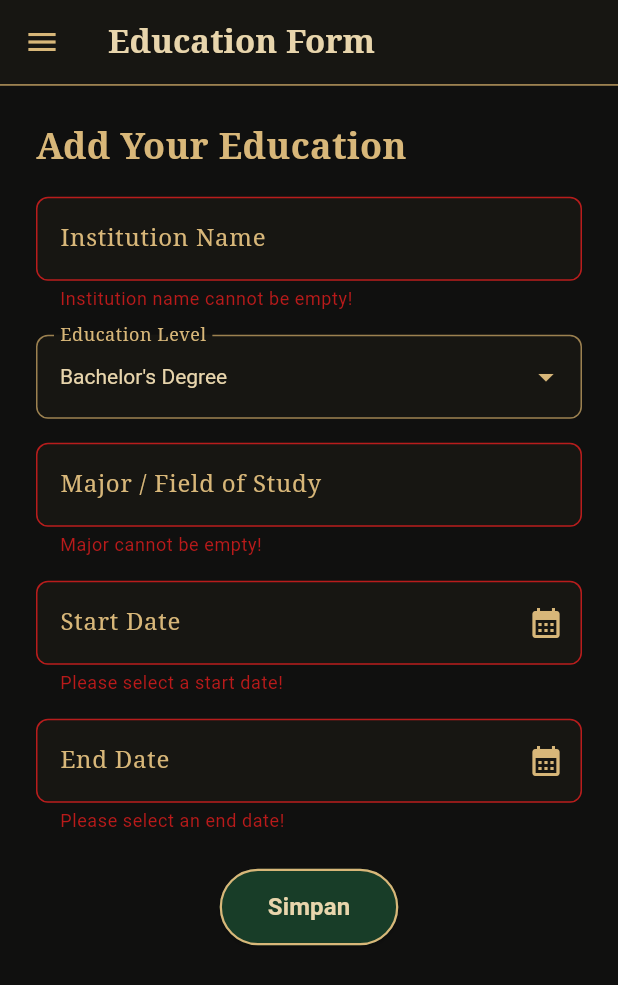
After one commit to droskiee/myportofolio_mobile, a Flutter app: the EducationFormPage screen opened directly, after a tap on "Simpan", on a phone screen of 412 x 824 dp. The commit adds this screen. Shown: the top 985 px of the screen. Run offline on Flutter 3.47's test engine with Material 3 defaults, Android fonts, the phone set to English and light mode, and no system bars.

Commit message:
feat : add education form page

```diff
--- /dev/null
+++ b/lib/screens/education_form.dart
@@ -0,0 +1,499 @@
+
+import 'package:flutter/material.dart';
+import 'package:myportofolio_mobile/widgets/left_drawer.dart';
+
+class EducationFormPage extends StatefulWidget {
+  const EducationFormPage({super.key});
+
+  @override
+  State<EducationFormPage> createState() => _EducationFormPageState();
+}
+
+class _EducationFormPageState extends State<EducationFormPage> {
+  final _formKey = GlobalKey<FormState>();
+
+  final TextEditingController _institutionController =
+      TextEditingController();
+  final TextEditingController _majorController =
+      TextEditingController();
+  final TextEditingController _startDateController =
+      TextEditingController();
+  final TextEditingController _endDateController =
+      TextEditingController();
+
+  String? _educationLevel = "Bachelor's Degree";
+
+  DateTime? _startDate;
+  DateTime? _endDate;
+
+  final List<String> _educationLevels = [
+    "High School",
+    "Diploma",
+    "Bachelor's Degree",
+    "Master's Degree",
+    "Doctoral Degree",
+    "Other",
+  ];
+
+  // Format tanggal menjadi dd/mm/yyyy
+  String _formatDate(DateTime date) {
+    String day = date.day.toString().padLeft(2, '0');
+    String month = date.month.toString().padLeft(2, '0');
+
+    return "$day/$month/${date.year}";
+  }
+
+  // Menampilkan date picker
+  Future<void> _selectDate(
+    BuildContext context, {
+    required bool isStartDate,
+  }) async {
+    final DateTime minimumDate = isStartDate
+        ? DateTime(1950)
+        : _startDate ?? DateTime(1950);
+
+    final DateTime initialDate = isStartDate
+        ? _startDate ?? DateTime.now()
+        : _endDate ?? _startDate ?? DateTime.now();
+
+    final DateTime? pickedDate = await showDatePicker(
+      context: context,
+      initialDate: initialDate,
+      firstDate: minimumDate,
+      lastDate: DateTime(2100),
+      builder: (context, child) {
+        return Theme(
+          data: Theme.of(context).copyWith(
+            colorScheme: const ColorScheme.dark(
+              primary: Color(0xFFD8B779),
+              onPrimary: Color(0xFF10100F),
+              surface: Color(0xFF1C1B18),
+              onSurface: Color(0xFFE8D5AC),
+            ),
+          ),
+          child: child!,
+        );
+      },
+    );
+
+    if (pickedDate != null && mounted) {
+      setState(() {
+        if (isStartDate) {
+          _startDate = pickedDate;
+          _startDateController.text = _formatDate(pickedDate);
+
+          // Reset End Date if it becomes invalid
+          if (_endDate != null && _endDate!.isBefore(pickedDate)) {
+            _endDate = null;
+            _endDateController.clear();
+          }
+        } else {
+          _endDate = pickedDate;
+          _endDateController.text = _formatDate(pickedDate);
+        }
+      });
+    }
+  }
+
+  // Styling input
+  InputDecoration _buildInputDecoration({
+    required String labelText,
+    String? hintText,
+    Widget? suffixIcon,
+  }) {
+    return InputDecoration(
+      labelText: labelText,
+      hintText: hintText,
+      suffixIcon: suffixIcon,
+      hintStyle: TextStyle(
+        color: const Color(0xFFE8D5AC).withValues(alpha: 0.45),
+      ),
+      labelStyle: const TextStyle(
+        color: Color(0xFFD8B779),
+        fontFamily: 'serif',
+      ),
+      filled: true,
+      fillColor: const Color(0xFF171612),
+      enabledBorder: OutlineInputBorder(
+        borderRadius: BorderRadius.circular(8),
+        borderSide: const BorderSide(
+          color: Color(0xFF9C8150),
+        ),
+      ),
+      focusedBorder: OutlineInputBorder(
+        borderRadius: BorderRadius.circular(8),
+        borderSide: const BorderSide(
+          color: Color(0xFFD8B779),
+          width: 2,
+        ),
+      ),
+      errorBorder: OutlineInputBorder(
+        borderRadius: BorderRadius.circular(8),
+        borderSide: const BorderSide(
+          color: Color(0xFFB91C1C),
+        ),
+      ),
+      focusedErrorBorder: OutlineInputBorder(
+        borderRadius: BorderRadius.circular(8),
+        borderSide: const BorderSide(
+          color: Color(0xFFEF4444),
+          width: 2,
+        ),
+      ),
+      border: OutlineInputBorder(
+        borderRadius: BorderRadius.circular(8),
+      ),
+    );
+  }
+
+  // Menampilkan satu item data di dalam dialog
+  Widget _buildDialogItem(String label, String value) {
+    return Padding(
+      padding: const EdgeInsets.symmetric(vertical: 8),
+      child: Column(
+        crossAxisAlignment: CrossAxisAlignment.start,
+        children: [
+          Text(
+            label,
+            style: const TextStyle(
+              color: Color(0xFFD8B779),
+              fontWeight: FontWeight.bold,
+              fontFamily: 'serif',
+            ),
+          ),
+          const SizedBox(height: 4),
+          Text(
+            value,
+            style: const TextStyle(
+              color: Color(0xFFE8D5AC),
+              fontSize: 14,
+            ),
+          ),
+        ],
+      ),
+    );
+  }
+
+  // Menampilkan confirmation dialog
+  void _showConfirmationDialog() {
+    showDialog<void>(
+      context: context,
+      builder: (BuildContext dialogContext) {
+        return AlertDialog(
+          backgroundColor: const Color(0xFF1C1B18),
+          shape: RoundedRectangleBorder(
+            borderRadius: BorderRadius.circular(12),
+            side: const BorderSide(
+              color: Color(0xFF9C8150),
+            ),
+          ),
+          title: const Text(
+            'Education Saved!',
+            style: TextStyle(
+              color: Color(0xFFD8B779),
+              fontFamily: 'serif',
+              fontWeight: FontWeight.bold,
+            ),
+          ),
+          content: SingleChildScrollView(
+            child: Column(
+              crossAxisAlignment: CrossAxisAlignment.start,
+              mainAxisSize: MainAxisSize.min,
+              children: [
+                _buildDialogItem(
+                  'Institution Name',
+                  _institutionController.text.trim(),
+                ),
+                _buildDialogItem(
+                  'Education Level',
+                  _educationLevel ?? '-',
+                ),
+                _buildDialogItem(
+                  'Major / Field of Study',
+                  _majorController.text.trim(),
+                ),
+                _buildDialogItem(
+                  'Start Date',
+                  _startDateController.text,
+                ),
+                _buildDialogItem(
+                  'End Date',
+                  _endDateController.text,
+                ),
+              ],
+            ),
+          ),
+          actions: [
+            TextButton(
+              onPressed: () {
+                Navigator.pop(dialogContext);
+              },
+              child: const Text(
+                'OK',
+                style: TextStyle(
+                  color: Color(0xFFD8B779),
+                  fontWeight: FontWeight.bold,
+                ),
+              ),
+            ),
+          ],
+        );
+      },
+    );
+  }
+
+  @override
+  void dispose() {
+    _institutionController.dispose();
+    _majorController.dispose();
+    _startDateController.dispose();
+    _endDateController.dispose();
+    super.dispose();
+  }
+
+  @override
+  Widget build(BuildContext context) {
+    return Scaffold(
+      backgroundColor: const Color(0xFF10100F),
+      appBar: AppBar(
+        title: const Text(
+          'Education Form',
+          style: TextStyle(
+            fontFamily: 'serif',
+            fontWeight: FontWeight.bold,
+            color: Color(0xFFE8D5AC),
+          ),
+        ),
+        backgroundColor: const Color(0xFF171612),
+        foregroundColor: const Color(0xFFD8B779),
+        bottom: PreferredSize(
+          preferredSize: const Size.fromHeight(1.2),
+          child: Container(
+            color: const Color(0xFF9C8150),
+            height: 1.2,
+          ),
+        ),
+      ),
+      drawer: const LeftDrawer(),
+      body: Form(
+        key: _formKey,
+        child: SafeArea(
+          child: SingleChildScrollView(
+            padding: const EdgeInsets.all(16),
+            child: Center(
+              child: ConstrainedBox(
+                constraints: const BoxConstraints(
+                  maxWidth: 800,
+                ),
+                child: Column(
+                  crossAxisAlignment: CrossAxisAlignment.start,
+                  children: [
+                    const Padding(
+                      padding: EdgeInsets.all(8),
+                      child: Text(
+                        'Add Your Education',
+                        style: TextStyle(
+                          color: Color(0xFFD8B779),
+                          fontSize: 24,
+                          fontWeight: FontWeight.bold,
+                          fontFamily: 'serif',
+                        ),
+                      ),
+                    ),
+
+                    // Institution Name
+                    Padding(
+                      padding: const EdgeInsets.all(8),
+                      child: TextFormField(
+                        controller: _institutionController,
+                        style: const TextStyle(
+                          color: Color(0xFFE8D5AC),
+                        ),
+                        decoration: _buildInputDecoration(
+                          labelText: 'Institution Name',
+                          hintText: 'Example: University of Indonesia',
+                        ),
+                        validator: (value) {
+                          if (value == null || value.trim().isEmpty) {
+                            return 'Institution name cannot be empty!';
+                          }
+                          return null;
+                        },
+                      ),
+                    ),
+
+                    // Education Level
+                    Padding(
+                      padding: const EdgeInsets.all(8),
+                      child: DropdownButtonFormField<String>(
+                        initialValue: _educationLevel,
+                        dropdownColor: const Color(0xFF1C1B18),
+                        style: const TextStyle(
+                          color: Color(0xFFE8D5AC),
+                        ),
+                        iconEnabledColor: const Color(0xFFD8B779),
+                        decoration: _buildInputDecoration(
+                          labelText: 'Education Level',
+                        ),
+                        items: _educationLevels.map((level) {
+                          return DropdownMenuItem<String>(
+                            value: level,
+                            child: Text(level),
+                          );
+                        }).toList(),
+                        onChanged: (value) {
+                          setState(() {
+                            _educationLevel = value;
+                          });
+                        },
+                        validator: (value) {
+                          if (value == null || value.isEmpty) {
+                            return 'Please select your education level!';
+                          }
+                          return null;
+                        },
+                      ),
+                    ),
+
+                    // Major / Field of Study
+                    Padding(
+                      padding: const EdgeInsets.all(8),
+                      child: TextFormField(
+                        controller: _majorController,
+                        style: const TextStyle(
+                          color: Color(0xFFE8D5AC),
+                        ),
+                        decoration: _buildInputDecoration(
+                          labelText: 'Major / Field of Study',
+                          hintText: 'Example: Computer Science',
+                        ),
+                        validator: (value) {
+                          if (value == null || value.trim().isEmpty) {
+                            return 'Major cannot be empty!';
+                          }
+                          return null;
+                        },
+                      ),
+                    ),
+
+                    // Start Date
+                    Padding(
+                      padding: const EdgeInsets.all(8),
+                      child: TextFormField(
+                        controller: _startDateController,
+                        readOnly: true,
+                        style: const TextStyle(
+                          color: Color(0xFFE8D5AC),
+                        ),
+                        decoration: _buildInputDecoration(
+                          labelText: 'Start Date',
+                          hintText: 'Select start date',
+                          suffixIcon: const Icon(
+                            Icons.calendar_month,
+                            color: Color(0xFFD8B779),
+                          ),
+                        ),
+                        onTap: () {
+                          _selectDate(
+                            context,
+                            isStartDate: true,
+                          );
+                        },
+                        validator: (value) {
+                          if (_startDate == null) {
+                            return 'Please select a start date!';
+                          }
+                          return null;
+                        },
+                      ),
+                    ),
+
+                    // End Date
+                    Padding(
+                      padding: const EdgeInsets.all(8),
+                      child: TextFormField(
+                        controller: _endDateController,
+                        readOnly: true,
+                        style: const TextStyle(
+                          color: Color(0xFFE8D5AC),
+                        ),
+                        decoration: _buildInputDecoration(
+                          labelText: 'End Date',
+                          hintText: 'Select end date',
+                          suffixIcon: const Icon(
+                            Icons.calendar_month,
+                            color: Color(0xFFD8B779),
+                          ),
+                        ),
+                        onTap: () {
+                          _selectDate(
+                            context,
+                            isStartDate: false,
+                          );
+                        },
+                        validator: (value) {
+                          if (_endDate == null) {
+                            return 'Please select an end date!';
+                          }
+
+                          if (_startDate != null &&
+                              _endDate!.isBefore(_startDate!)) {
+                            return 'End date cannot be before start date!';
+                          }
+
+                          return null;
+                        },
+                      ),
+                    ),
+
+                    // Save Button
+                    Align(
+                      alignment: Alignment.center,
+                      child: Padding(
+                        padding: const EdgeInsets.all(16),
+                        child: ElevatedButton(
+                          style: ButtonStyle(
+                            backgroundColor: WidgetStateProperty.all(
+                              const Color(0xFF183D28),
+                            ),
+                            foregroundColor: WidgetStateProperty.all(
+                              const Color(0xFFE8D5AC),
+                            ),
+                            side: WidgetStateProperty.all(
+                              const BorderSide(
+                                color: Color(0xFFD8B779),
+                                width: 1.5,
+                              ),
+                            ),
+                            padding: WidgetStateProperty.all(
+                              const EdgeInsets.symmetric(
+                                horizontal: 32,
+                                vertical: 14,
+                              ),
+                            ),
+                          ),
+                          onPressed: () {
+                            if (_formKey.currentState!.validate()) {
+                              _showConfirmationDialog();
+                            }
+                          },
+                          child: const Text(
+                            'Simpan',
+                            style: TextStyle(
+                              fontWeight: FontWeight.bold,
+                              fontSize: 16,
+                            ),
+                          ),
+                        ),
+                      ),
+                    ),
+                  ],
+                ),
+              ),
+            ),
+          ),
+        ),
+      ),
+    );
+  }
+}
--- a/lib/widgets/left_drawer.dart
+++ b/lib/widgets/left_drawer.dart
@@ -1,7 +1,8 @@
+
 import 'package:flutter/material.dart';
 import 'package:myportofolio_mobile/screens/menu.dart';
 import 'package:myportofolio_mobile/screens/project_form.dart';
-// TODO: Impor halaman ProjectFormPage jika sudah dibuat
+import 'package:myportofolio_mobile/screens/education_form.dart';
 
 class LeftDrawer extends StatelessWidget {
   const LeftDrawer({super.key});
@@ -46,6 +47,8 @@ class LeftDrawer extends StatelessWidget {
               ],
             ),
           ),
+
+          // HOME
           ListTile(
             leading: const Icon(
               Icons.home_outlined,
@@ -58,7 +61,6 @@ class LeftDrawer extends StatelessWidget {
                 fontFamily: 'serif',
               ),
             ),
-            // Navigasi ke halaman utama portofolio
             onTap: () {
               Navigator.pushReplacement(
                 context,
@@ -68,6 +70,8 @@ class LeftDrawer extends StatelessWidget {
               );
             },
           ),
+
+          // ADD PROJECT
           ListTile(
             leading: const Icon(
               Icons.add_circle_outline,
@@ -80,12 +84,34 @@ class LeftDrawer extends StatelessWidget {
                 fontFamily: 'serif',
               ),
             ),
-            // Navigasi ke halaman tambah proyek
             onTap: () {
               Navigator.pushReplacement(
-              context,
-              MaterialPageRoute(
-                builder: (context) => const ProjectFormPage(),
+                context,
+                MaterialPageRoute(
+                  builder: (context) => const ProjectFormPage(),
+                ),
+              );
+            },
+          ),
+
+          // EDUCATION
+          ListTile(
+            leading: const Icon(
+              Icons.school_outlined,
+              color: Color(0xFFD8B779),
+            ),
+            title: const Text(
+              'Education',
+              style: TextStyle(
+                color: Color(0xFFE8D5AC),
+                fontFamily: 'serif',
+              ),
+            ),
+            onTap: () {
+              Navigator.pushReplacement(
+                context,
+                MaterialPageRoute(
+                  builder: (context) => const EducationFormPage(),
                 ),
               );
             },
```
Also changed, not shown: lib/screens/menu.dart (+7 -0 lines), lib/widgets/project_card.dart (+12 -0 lines).
